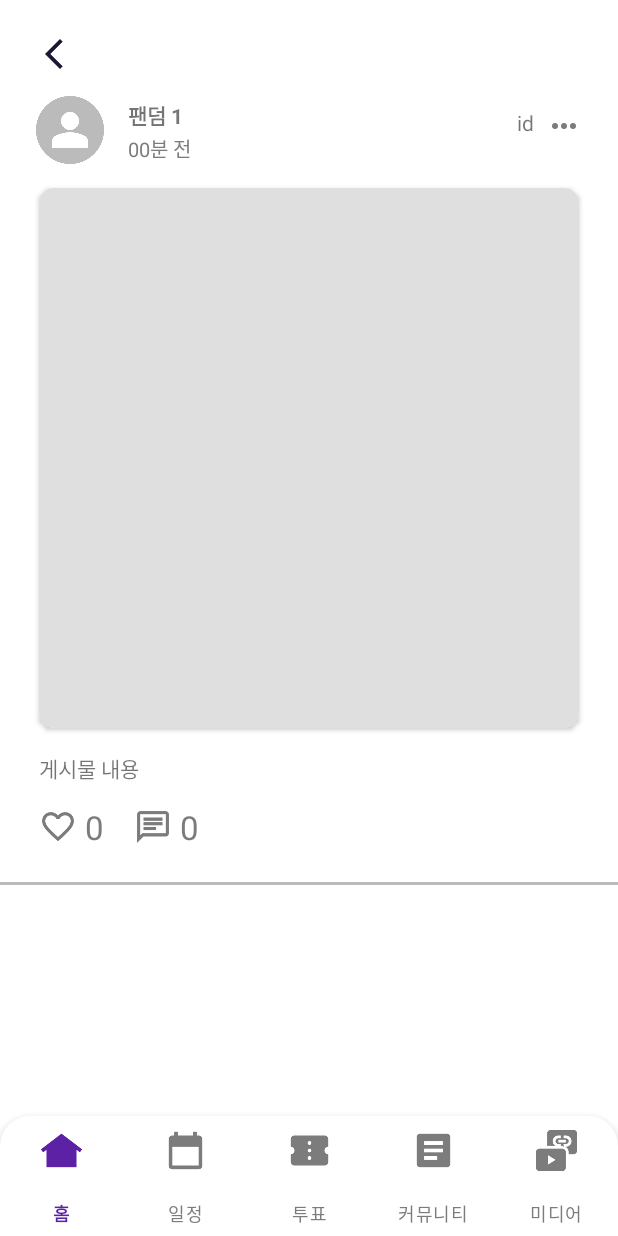
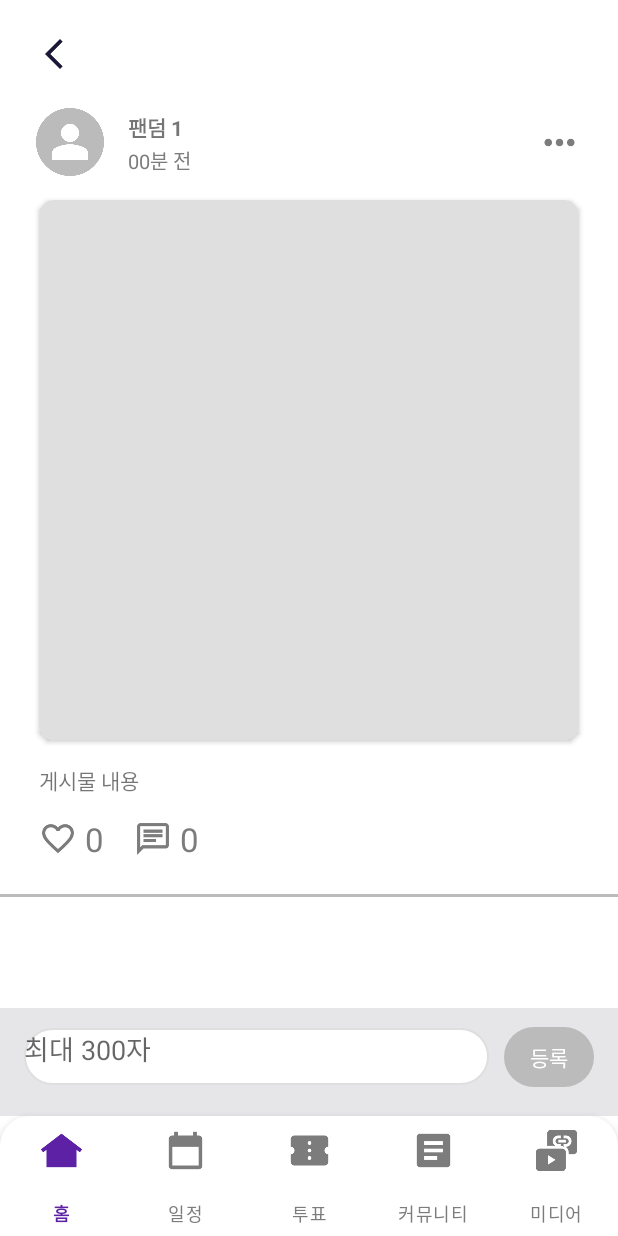
Before and after one commit to hykim02/Teuniverse_Android, an Android app: the CommunityDetailFragment screen opened through its navigation route, on a phone screen of 412 x 824 dp. Run offline under Robolectric (Android 15) with nearby library versions, the light colour scheme and no system bars; our stand-ins replace navigation-ui; pictures from the network do not load; 1 statement that could not run was skipped.

Commit message:
상세페이지 화면 잘림 해결

```diff
--- a/app/src/main/java/com/example/teuniverse/CommunityFragment.kt
+++ b/app/src/main/java/com/example/teuniverse/CommunityFragment.kt
@@ -23,6 +23,7 @@ import com.bumptech.glide.request.RequestOptions
 import kotlinx.coroutines.Dispatchers
 import kotlinx.coroutines.launch
 import kotlinx.coroutines.withContext
+import org.w3c.dom.Text
 import retrofit2.Response
 
 
--- a/app/src/main/java/com/example/teuniverse/CommunityPostAdapter.kt
+++ b/app/src/main/java/com/example/teuniverse/CommunityPostAdapter.kt
@@ -30,6 +30,8 @@ class CommunityPostAdapter(private val itemList: ArrayList<CommunityPostItem>,
         holder.postSummary.text = currentItem.postSummary
         holder.heartCount.text = currentItem.heartCount.toString()
         holder.commentCount.text = currentItem.commentCount.toString()
+
+        holder.feedId.visibility = View.GONE
 
         // 이미지 로딩
         Glide.with(holder.itemView.context)
--- a/app/src/main/java/com/example/teuniverse/VoteFragment.kt
+++ b/app/src/main/java/com/example/teuniverse/VoteFragment.kt
@@ -240,8 +240,6 @@ class VoteFragment : Fragment() {
     // 보유 투표권 개수 조회
     private fun handleTheVotes(votes: ServerResponse<NumberOfVote>) {
         Log.d("handleTheVotes 함수","호출 성공" )
-        Log.d("투표권 개수", votes.data.voteCount.toString())
-        val voteCount = votes.data.voteCount
         numberOfVote.text = votes.data.voteCount.toString()
     }
 
--- a/app/src/main/res/layout/activity_menu.xml
+++ b/app/src/main/res/layout/activity_menu.xml
@@ -14,11 +14,11 @@
         android:layout_height="0dp"
         app:defaultNavHost="true"
         app:layout_constraintBottom_toTopOf="@+id/bottom_navigation_view"
-        app:layout_constraintHorizontal_bias="0.0"
+        app:layout_constraintHorizontal_bias="0.5"
         app:layout_constraintLeft_toLeftOf="parent"
         app:layout_constraintRight_toRightOf="parent"
         app:layout_constraintTop_toTopOf="parent"
-        app:layout_constraintVertical_bias="0.0"
+        app:layout_constraintVertical_bias="0.5"
         app:navGraph="@navigation/navigation_bar" />
 
     <com.google.android.material.bottomnavigation.BottomNavigationView
@@ -27,12 +27,13 @@
         android:layout_height="80dp"
         android:background="@drawable/custom_background_top"
         android:elevation="15dp"
+        app:itemIconSize="30dp"
+        app:itemIconTint="@color/icon_tabbed_color"
+        app:itemTextColor="@color/icon_tabbed_color"
+        app:labelVisibilityMode="labeled"
         app:layout_constraintBottom_toBottomOf="parent"
         app:layout_constraintEnd_toEndOf="parent"
+        app:layout_constraintHorizontal_bias="0.5"
         app:layout_constraintStart_toStartOf="parent"
-        app:menu="@menu/bottom_menubar"
-        app:itemIconSize="30dp"
-        app:labelVisibilityMode="labeled"
-        app:itemTextColor="@color/icon_tabbed_color"
-        app:itemIconTint="@color/icon_tabbed_color"/>
+        app:menu="@menu/bottom_menubar" />
 </androidx.constraintlayout.widget.ConstraintLayout>
--- a/app/src/main/res/layout/fragment_community.xml
+++ b/app/src/main/res/layout/fragment_community.xml
@@ -82,7 +82,8 @@
 
         <ScrollView
             android:layout_width="0dp"
-            android:layout_height="wrap_content"
+            android:layout_height="0dp"
+            app:layout_constraintBottom_toBottomOf="parent"
             app:layout_constraintEnd_toEndOf="parent"
             app:layout_constraintStart_toStartOf="parent"
             app:layout_constraintTop_toBottomOf="@+id/divider">
@@ -125,7 +126,7 @@
                     android:id="@+id/rv_post"
                     android:layout_width="match_parent"
                     android:layout_height="wrap_content"
-                    android:layout_marginBottom="60dp"
+                    android:layout_marginBottom="10dp"
                     app:layoutManager="androidx.recyclerview.widget.LinearLayoutManager"
                     tools:listitem="@layout/community_rv_item" />
 
--- a/app/src/main/res/layout/fragment_community_detail.xml
+++ b/app/src/main/res/layout/fragment_community_detail.xml
@@ -25,7 +25,10 @@
         <ScrollView
             android:id="@+id/scrollView2"
             android:layout_width="0dp"
-            android:layout_height="801dp"
+            android:layout_height="0dp"
+            android:layout_marginTop="8dp"
+            android:fillViewport="true"
+            app:layout_constraintBottom_toTopOf="@+id/constraintLayout3"
             app:layout_constraintEnd_toEndOf="parent"
             app:layout_constraintStart_toStartOf="parent"
             app:layout_constraintTop_toBottomOf="@+id/back_btn_detail">
@@ -73,8 +76,8 @@
 
                     <ImageButton
                         android:id="@+id/btn_help"
-                        android:layout_width="24dp"
-                        android:layout_height="24dp"
+                        android:layout_width="30dp"
+                        android:layout_height="30dp"
                         android:layout_marginTop="24dp"
                         android:layout_marginEnd="24dp"
                         android:background="@android:color/transparent"
@@ -160,15 +163,6 @@
                         app:layout_constraintTop_toTopOf="@+id/heart_count"
                         app:srcCompat="@drawable/icon_comment" />
 
-                    <TextView
-                        android:id="@+id/detail_feed_id"
-                        android:layout_width="wrap_content"
-                        android:layout_height="wrap_content"
-                        android:layout_marginEnd="8dp"
-                        android:text="id"
-                        app:layout_constraintEnd_toStartOf="@+id/btn_help"
-                        app:layout_constraintTop_toTopOf="@+id/btn_help" />
-
                 </androidx.constraintlayout.widget.ConstraintLayout>
 
                 <androidx.recyclerview.widget.RecyclerView
@@ -194,8 +188,7 @@
             android:background="#E6E6E8"
             app:layout_constraintBottom_toBottomOf="parent"
             app:layout_constraintEnd_toEndOf="parent"
-            app:layout_constraintStart_toStartOf="parent"
-            app:layout_constraintTop_toBottomOf="@+id/scrollView2">
+            app:layout_constraintStart_toStartOf="parent">
 
             <EditText
                 android:id="@+id/comment_txt"
```
Also changed, not shown: app/src/main/java/com/example/teuniverse/CommunityDetailFragment.kt (+10 -4 lines), app/src/main/res/layout/fragment_vote.xml (+4 -3 lines).
